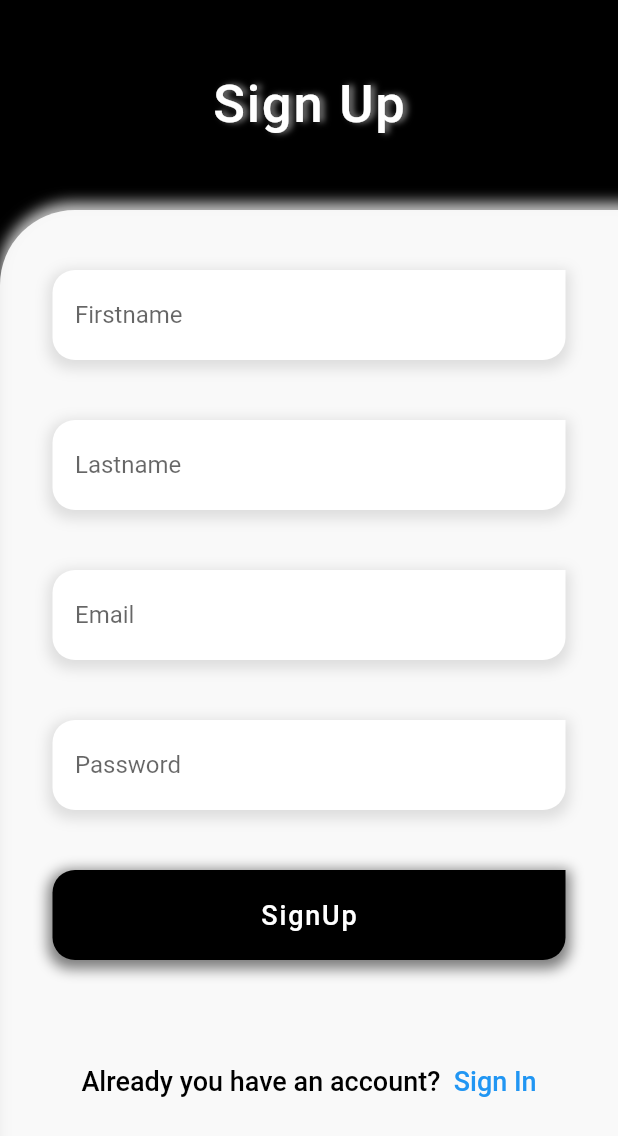
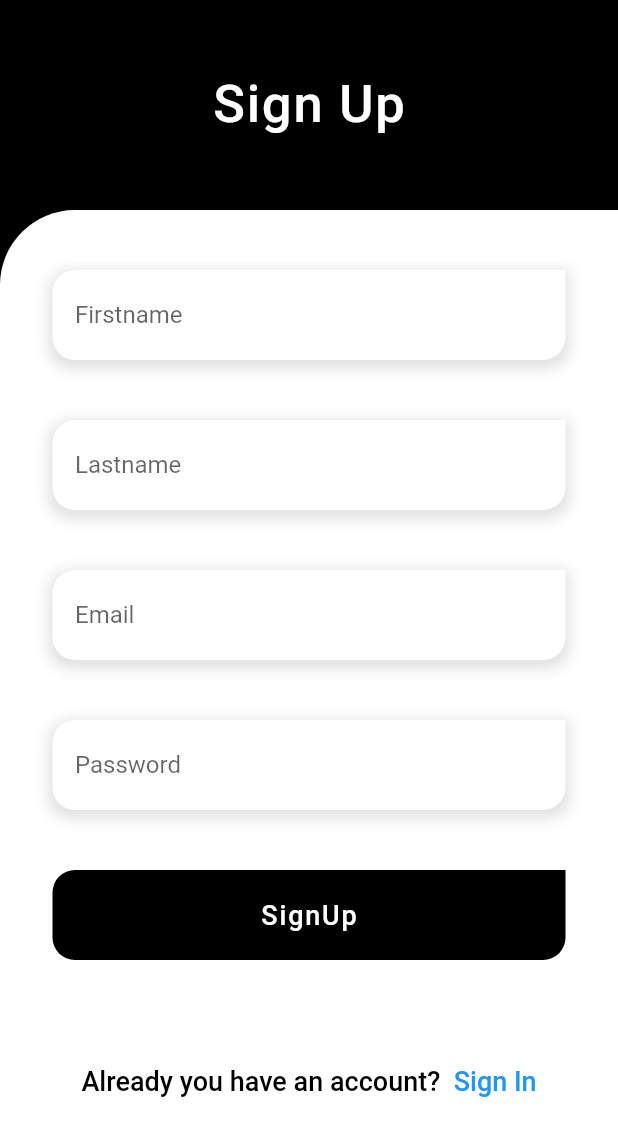
Before and after one commit to Nasibali144/my_plans, a Flutter app: the screen it shows after launch, after a tap on "Don't have an account?", on a phone screen of 412 x 824 dp. Shown: the top 1136 px of the screen. Run offline on Flutter 3.47's test engine with Material 2 defaults, Android fonts, the phone set to English and light mode, and no system bars; our stand-ins replace firebase_auth, firebase_database, firebase_storage, fluttertoast, image_picker, shared_preferences and 1 more; accounts and stored records are empty.

Commit message:
This completed

```diff
--- a/lib/pages/signin_page.dart
+++ b/lib/pages/signin_page.dart
@@ -44,26 +44,27 @@ class _SignInPageState extends State<SignInPage> {
                           bottomRight: Radius.circular(15)),
                       color: Colors.white,
                       border: Border.all(color: Colors.white, width: 2),
-                      boxShadow: [
-                        BoxShadow(
-                            color: Colors.white.withOpacity(0.5),
-                            spreadRadius: 5,
-                            blurRadius: 7,
-                            offset: Offset(0, 3))
-                      ]),
+                      //  boxShadow: [
+                      //   BoxShadow(
+                      //       color: Colors.white.withOpacity(0.5),
+                      //       spreadRadius: 5,
+                      //       blurRadius: 7,
+                      //       offset: Offset(0, 3))
+                      // ]
+                  ),
                   child: Center(
                     child: Text(
                       "My Plans",
                       style: TextStyle(
                         fontSize: 40,
                         color: Colors.black,
-                        shadows: [
-                          BoxShadow(
-                              color: Colors.black.withOpacity(0.5),
-                              spreadRadius: 5,
-                              blurRadius: 7,
-                              offset: Offset(0, 3))
-                        ],
+                        // shadows: [
+                        //   BoxShadow(
+                        //       color: Colors.black.withOpacity(0.5),
+                        //       spreadRadius: 5,
+                        //       blurRadius: 7,
+                        //       offset: Offset(0, 3))
+                        // ],
                       ),
                     ),
                   ),
@@ -77,14 +78,15 @@ class _SignInPageState extends State<SignInPage> {
                   width: double.infinity,
                   decoration: BoxDecoration(
                       borderRadius: BorderRadius.only(topLeft: Radius.circular(50)),
-                      color: Colors.white.withOpacity(0.9),
-                      boxShadow: [
-                        BoxShadow(
-                            color: Colors.white.withOpacity(0.75),
-                            spreadRadius: 5,
-                            blurRadius: 7,
-                            offset: Offset(4, 0))
-                      ]),
+                      color: Colors.white,
+                      // boxShadow: [
+                      //   BoxShadow(
+                      //       color: Colors.white.withOpacity(0.75),
+                      //       spreadRadius: 5,
+                      //       blurRadius: 7,
+                      //       offset: Offset(4, 0))
+                      // ]
+                  ),
                   child: SingleChildScrollView(
                     child: Column(
                       children: [
@@ -96,13 +98,7 @@ class _SignInPageState extends State<SignInPage> {
                               fontSize: 30,
                               color: Colors.black,
                               fontWeight: FontWeight.w500,
-                              shadows: [
-                                BoxShadow(
-                                    color: Colors.black.withOpacity(0.5),
-                                    spreadRadius: 5,
-                                    blurRadius: 7,
-                                    offset: Offset(3, 3))
-                              ]),
+                          ),
                         ),
                         SizedBox(
                           height: 40,
@@ -113,7 +109,7 @@ class _SignInPageState extends State<SignInPage> {
                         SizedBox(height: 40),
 
                         // #password
-                        DesignsContainer.textField(passwordController, "Password"),
+                        DesignsContainer.textFieldPassword(passwordController, "Password"),
                         SizedBox(height: 40),
 
                         // #Login
--- a/lib/pages/signup_page.dart
+++ b/lib/pages/signup_page.dart
@@ -59,13 +59,14 @@ class _SignUpPageState extends State<SignUpPage> {
                       fontSize: 35,
                       color: Colors.white,
                       fontWeight: FontWeight.w500,
-                      shadows: [
-                        BoxShadow(
-                            color: Colors.white.withOpacity(0.5),
-                            spreadRadius: 10,
-                            blurRadius: 5,
-                            offset: Offset(3, 0))
-                      ]),
+                      // shadows: [
+                      //   BoxShadow(
+                      //       color: Colors.white.withOpacity(0.5),
+                      //       spreadRadius: 10,
+                      //       blurRadius: 5,
+                      //       offset: Offset(3, 0))
+                      // ]
+                  ),
                 ),
               ),
 
@@ -76,14 +77,15 @@ class _SignUpPageState extends State<SignUpPage> {
                   width: double.infinity,
                   decoration: BoxDecoration(
                       borderRadius: BorderRadius.only(topLeft: Radius.circular(50)),
-                      color: Colors.white.withOpacity(0.9),
-                      boxShadow: [
-                        BoxShadow(
-                            color: Colors.white.withOpacity(0.75),
-                            spreadRadius: 5,
-                            blurRadius: 7,
-                            offset: Offset(4, 0))
-                      ]),
+                      color: Colors.white,
+                      // boxShadow: [
+                      //   BoxShadow(
+                      //       color: Colors.white.withOpacity(0.75),
+                      //       spreadRadius: 5,
+                      //       blurRadius: 7,
+                      //       offset: Offset(4, 0))
+                      // ]
+                  ),
                   child: SingleChildScrollView(
                     child: Column(
                       children: [
@@ -101,7 +103,7 @@ class _SignUpPageState extends State<SignUpPage> {
                         SizedBox(height: 40),
 
                         // #password
-                        DesignsContainer.textField(passwordController, 'Password'),
+                        DesignsContainer.textFieldPassword(passwordController, 'Password'),
                         SizedBox(height: 40),
 
                         // #SignUp
--- a/lib/pages/splash_page.dart
+++ b/lib/pages/splash_page.dart
@@ -84,9 +84,7 @@ class _SplashPageState extends State<SplashPage> {
           Container(
             alignment: Alignment.bottomCenter,
             margin: EdgeInsets.all(100),
-            child: CircularProgressIndicator(
-              valueColor: AlwaysStoppedAnimation(Colors.black),
-            ),
+            child: CircularProgressIndicator(),
           ),
         ],
       ),
--- a/lib/services/design_service.dart
+++ b/lib/services/design_service.dart
@@ -31,20 +31,50 @@ class DesignsContainer{
     );
   }
 
+  static Widget textFieldPassword(TextEditingController controller, String text) {
+    return Container(
+      alignment: Alignment.center,
+      padding: EdgeInsets.symmetric(horizontal: 15),
+      height: 60,
+      width: double.infinity,
+      decoration: BoxDecoration(
+        boxShadow: [
+          BoxShadow(
+            color: Colors.grey.withOpacity(0.3),
+            spreadRadius: 3,
+            blurRadius: 7,
+            offset: Offset(0, 3),
+          )
+        ],
+        borderRadius: BorderRadius.only(
+            topLeft: Radius.circular(15),
+            bottomLeft: Radius.circular(15),
+            bottomRight: Radius.circular(15)),
+        color: Colors.white,
+      ),
+      child: TextField(
+        obscureText: true,
+        controller: controller,
+        decoration: InputDecoration(
+            border: InputBorder.none, hintText: text),
+      ),
+    );
+  }
+
   static Widget flatButton(Function function, String text) {
     return Container(
       padding: EdgeInsets.symmetric(horizontal: 15),
       height: 60,
       width: double.infinity,
       decoration: BoxDecoration(
-        boxShadow: [
-          BoxShadow(
-            color: Colors.black.withOpacity(0.5),
-            spreadRadius: 3,
-            blurRadius: 7,
-            offset: Offset(0, 3),
-          )
-        ],
+        // boxShadow: [
+        //   BoxShadow(
+        //     color: Colors.black.withOpacity(0.5),
+        //     spreadRadius: 3,
+        //     blurRadius: 7,
+        //     offset: Offset(0, 3),
+        //   )
+        // ],
         borderRadius: BorderRadius.only(
             topLeft: Radius.circular(15),
             bottomLeft: Radius.circular(15),
```
